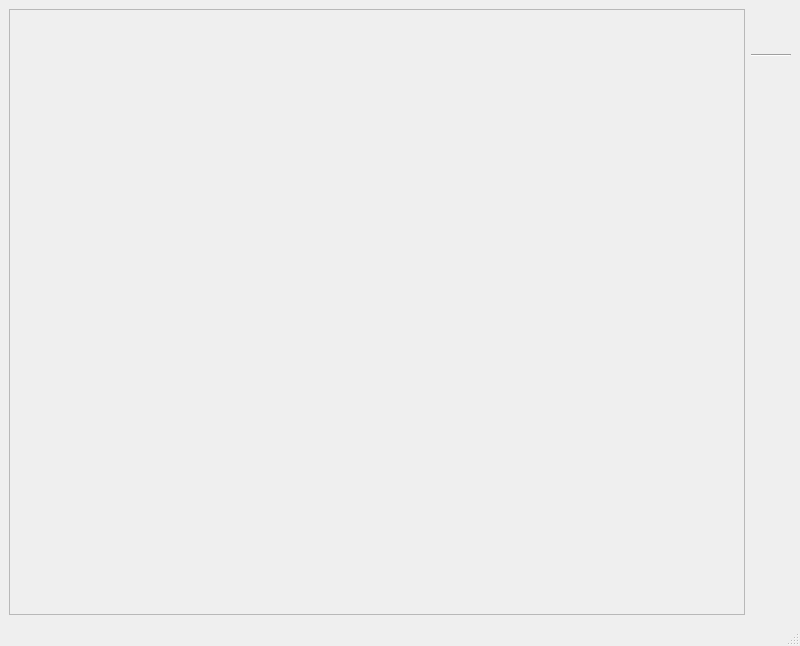
Before: the Qt Designer form dbenumerations.ui in textbrowser/biblioteq, drawn with Qt 5.
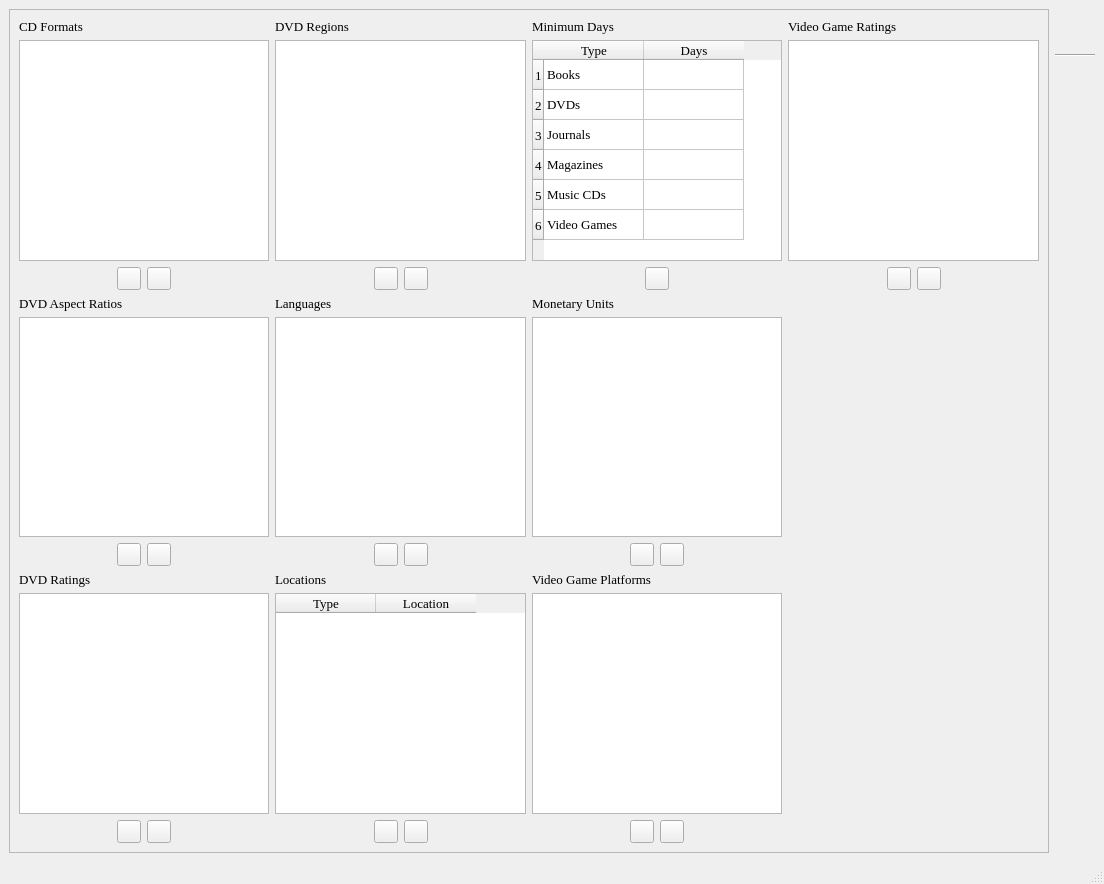
After: the same form once the commit is applied. Icons and pictures are not drawn.

What changed in the file:
```diff
--- a/dbenumerations.ui
+++ b/dbenumerations.ui
@@ -6,8 +6,8 @@
    <rect>
     <x>0</x>
     <y>0</y>
-    <width>800</width>
-    <height>646</height>
+    <width>1104</width>
+    <height>884</height>
    </rect>
   </property>
   <property name="font">
@@ -33,6 +33,852 @@
       <property name="frameShadow">
        <enum>QFrame::Raised</enum>
       </property>
+      <layout class="QGridLayout" name="gridLayout">
+       <item row="0" column="0">
+        <layout class="QVBoxLayout" name="verticalLayout_4">
+         <item>
+          <widget class="QLabel" name="label_4">
+           <property name="text">
+            <string>CD Formats</string>
+           </property>
+          </widget>
+         </item>
+         <item>
+          <widget class="QListWidget" name="cdFormatsList"/>
+         </item>
+         <item>
+          <layout class="QHBoxLayout" name="horizontalLayout_4">
+           <item>
+            <spacer name="horizontalSpacer_7">
+             <property name="orientation">
+              <enum>Qt::Horizontal</enum>
+             </property>
+             <property name="sizeHint" stdset="0">
+              <size>
+               <width>40</width>
+               <height>20</height>
+              </size>
+             </property>
+            </spacer>
+           </item>
+           <item>
+            <widget class="QToolButton" name="addCdFormat">
+             <property name="toolTip">
+              <string>Add CD Format</string>
+             </property>
+             <property name="icon">
+              <iconset>
+               <normaloff>icons.d/16x16/add.png</normaloff>icons.d/16x16/add.png</iconset>
+             </property>
+             <property name="iconSize">
+              <size>
+               <width>16</width>
+               <height>16</height>
+              </size>
+             </property>
+            </widget>
+           </item>
+           <item>
+            <widget class="QToolButton" name="removeCdFormat">
+             <property name="toolTip">
+              <string>Remove CD Format</string>
+             </property>
+             <property name="icon">
+              <iconset>
+               <normaloff>icons.d/16x16/eraser.png</normaloff>icons.d/16x16/eraser.png</iconset>
+             </property>
+             <property name="iconSize">
+              <size>
+               <width>16</width>
+               <height>16</height>
+              </size>
+             </property>
+            </widget>
+           </item>
+           <item>
+            <spacer name="horizontalSpacer_8">
+             <property name="orientation">
+              <enum>Qt::Horizontal</enum>
+             </property>
+             <property name="sizeHint" stdset="0">
+              <size>
+               <width>40</width>
+               <height>20</height>
+              </size>
+             </property>
+            </spacer>
+           </item>
+          </layout>
+         </item>
+        </layout>
+       </item>
+       <item row="0" column="1">
+        <layout class="QVBoxLayout" name="verticalLayout_13">
+         <item>
+          <widget class="QLabel" name="label_13">
+           <property name="text">
+            <string>DVD Regions</string>
+           </property>
+          </widget>
+         </item>
+         <item>
+          <widget class="QListWidget" name="dvdRegionsList"/>
+         </item>
+         <item>
+          <layout class="QHBoxLayout" name="horizontalLayout_13">
+           <item>
+            <spacer name="horizontalSpacer_25">
+             <property name="orientation">
+              <enum>Qt::Horizontal</enum>
+             </property>
+             <property name="sizeHint" stdset="0">
+              <size>
+               <width>40</width>
+               <height>20</height>
+              </size>
+             </property>
+            </spacer>
+           </item>
+           <item>
+            <widget class="QToolButton" name="addDvdRegion">
+             <property name="icon">
+              <iconset>
+               <normaloff>icons.d/16x16/add.png</normaloff>icons.d/16x16/add.png</iconset>
+             </property>
+             <property name="iconSize">
+              <size>
+               <width>16</width>
+               <height>16</height>
+              </size>
+             </property>
+            </widget>
+           </item>
+           <item>
+            <widget class="QToolButton" name="removeDvdRegion">
+             <property name="icon">
+              <iconset>
+               <normaloff>icons.d/16x16/eraser.png</normaloff>icons.d/16x16/eraser.png</iconset>
+             </property>
+             <property name="iconSize">
+              <size>
+               <width>16</width>
+               <height>16</height>
+              </size>
+             </property>
+            </widget>
+           </item>
+           <item>
+            <spacer name="horizontalSpacer_26">
+             <property name="orientation">
+              <enum>Qt::Horizontal</enum>
+             </property>
+             <property name="sizeHint" stdset="0">
+              <size>
+               <width>40</width>
+               <height>20</height>
+              </size>
+             </property>
+            </spacer>
+           </item>
+          </layout>
+         </item>
+        </layout>
+       </item>
+       <item row="0" column="2">
+        <layout class="QVBoxLayout" name="verticalLayout_14">
+         <item>
+          <widget class="QLabel" name="label_14">
+           <property name="text">
+            <string>Minimum Days</string>
+           </property>
+          </widget>
+         </item>
+         <item>
+          <widget class="QTableWidget" name="minimumDaysTable">
+           <row>
+            <property name="text">
+             <string>1</string>
+            </property>
+           </row>
+           <row>
+            <property name="text">
+             <string>2</string>
+            </property>
+           </row>
+           <row>
+            <property name="text">
+             <string>3</string>
+            </property>
+           </row>
+           <row>
+            <property name="text">
+             <string>4</string>
+            </property>
+           </row>
+           <row>
+            <property name="text">
+             <string>5</string>
+            </property>
+           </row>
+           <row>
+            <property name="text">
+             <string>6</string>
+            </property>
+           </row>
+           <column>
+            <property name="text">
+             <string>Type</string>
+            </property>
+           </column>
+           <column>
+            <property name="text">
+             <string>Days</string>
+            </property>
+           </column>
+           <item row="0" column="0">
+            <property name="text">
+             <string>Books</string>
+            </property>
+           </item>
+           <item row="0" column="1">
+            <property name="text">
+             <string/>
+            </property>
+            <property name="flags">
+             <set>ItemIsSelectable|ItemIsEditable|ItemIsDragEnabled|ItemIsUserCheckable|ItemIsEnabled</set>
+            </property>
+           </item>
+           <item row="1" column="0">
+            <property name="text">
+             <string>DVDs</string>
+            </property>
+           </item>
+           <item row="1" column="1">
+            <property name="text">
+             <string/>
+            </property>
+            <property name="flags">
+             <set>ItemIsSelectable|ItemIsEditable|ItemIsDragEnabled|ItemIsUserCheckable|ItemIsEnabled</set>
+            </property>
+           </item>
+           <item row="2" column="0">
+            <property name="text">
+             <string>Journals</string>
+            </property>
+           </item>
+           <item row="2" column="1">
+            <property name="text">
+             <string/>
+            </property>
+            <property name="flags">
+             <set>ItemIsSelectable|ItemIsEditable|ItemIsDragEnabled|ItemIsUserCheckable|ItemIsEnabled</set>
+            </property>
+           </item>
+           <item row="3" column="0">
+            <property name="text">
+             <string>Magazines</string>
+            </property>
+           </item>
+           <item row="3" column="1">
+            <property name="text">
+             <string/>
+            </property>
+            <property name="flags">
+             <set>ItemIsSelectable|ItemIsEditable|ItemIsDragEnabled|ItemIsUserCheckable|ItemIsEnabled</set>
+            </property>
+           </item>
+           <item row="4" column="0">
+            <property name="text">
+             <string>Music CDs</string>
+            </property>
+           </item>
+           <item row="4" column="1">
+            <property name="text">
+             <string/>
+            </property>
+            <property name="flags">
+             <set>ItemIsSelectable|ItemIsEditable|ItemIsDragEnabled|ItemIsUserCheckable|ItemIsEnabled</set>
+            </property>
+           </item>
+           <item row="5" column="0">
+            <property name="text">
+             <string>Video Games</string>
+            </property>
+           </item>
+           <item row="5" column="1">
+            <property name="text">
+             <string/>
+            </property>
+            <property name="flags">
+             <set>ItemIsSelectable|ItemIsEditable|ItemIsDragEnabled|ItemIsUserCheckable|ItemIsEnabled</set>
+            </property>
+           </item>
+          </widget>
+         </item>
+         <item>
+          <layout class="QHBoxLayout" name="horizontalLayout_16">
+           <item>
+            <spacer name="horizontalSpacer_31">
+             <property name="orientation">
+              <enum>Qt::Horizontal</enum>
+             </property>
+             <property name="sizeHint" stdset="0">
+              <size>
+               <width>40</width>
+               <height>20</height>
+              </size>
+             </property>
+            </spacer>
+           </item>
+           <item>
+            <widget class="QToolButton" name="toolButton">
+             <property name="iconSize">
+              <size>
+               <width>16</width>
+               <height>16</height>
+              </size>
+             </property>
+            </widget>
+           </item>
+           <item>
+            <spacer name="horizontalSpacer_32">
+             <property name="orientation">
+              <enum>Qt::Horizontal</enum>
+             </property>
+             <property name="sizeHint" stdset="0">
+              <size>
+               <width>40</width>
+               <height>20</height>
+              </size>
+             </property>
+            </spacer>
+           </item>
+          </layout>
+         </item>
+        </layout>
+       </item>
+       <item row="0" column="3">
+        <layout class="QVBoxLayout" name="verticalLayout_15">
+         <item>
+          <widget class="QLabel" name="label_15">
+           <property name="text">
+            <string>Video Game Ratings</string>
+           </property>
+          </widget>
+         </item>
+         <item>
+          <widget class="QListWidget" name="videoGameRatingsList"/>
+         </item>
+         <item>
+          <layout class="QHBoxLayout" name="horizontalLayout_14">
+           <item>
+            <spacer name="horizontalSpacer_27">
+             <property name="orientation">
+              <enum>Qt::Horizontal</enum>
+             </property>
+             <property name="sizeHint" stdset="0">
+              <size>
+               <width>40</width>
+               <height>20</height>
+              </size>
+             </property>
+            </spacer>
+           </item>
+           <item>
+            <widget class="QToolButton" name="addVideoGameRating">
+             <property name="icon">
+              <iconset>
+               <normaloff>icons.d/16x16/add.png</normaloff>icons.d/16x16/add.png</iconset>
+             </property>
+             <property name="iconSize">
+              <size>
+               <width>16</width>
+               <height>16</height>
+              </size>
+             </property>
+            </widget>
+           </item>
+           <item>
+            <widget class="QToolButton" name="removeVideoGameRating">
+             <property name="icon">
+              <iconset>
+               <normaloff>icons.d/16x16/eraser.png</normaloff>icons.d/16x16/eraser.png</iconset>
+             </property>
+             <property name="iconSize">
+              <size>
+               <width>16</width>
+               <height>16</height>
+              </size>
+             </property>
+            </widget>
+           </item>
+           <item>
+            <spacer name="horizontalSpacer_28">
+             <property name="orientation">
+              <enum>Qt::Horizontal</enum>
+             </property>
+             <property name="sizeHint" stdset="0">
+              <size>
+               <width>40</width>
+               <height>20</height>
+              </size>
+             </property>
+            </spacer>
+           </item>
+          </layout>
+         </item>
+        </layout>
+       </item>
+       <item row="1" column="0">
+        <layout class="QVBoxLayout" name="verticalLayout_5">
+         <item>
+          <widget class="QLabel" name="label_5">
+           <property name="text">
+            <string>DVD Aspect Ratios</string>
+           </property>
+          </widget>
+         </item>
+         <item>
+          <widget class="QListWidget" name="dvdAspectRatiosList"/>
+         </item>
+         <item>
+          <layout class="QHBoxLayout" name="horizontalLayout_5">
+           <item>
+            <spacer name="horizontalSpacer_9">
+             <property name="orientation">
+              <enum>Qt::Horizontal</enum>
+             </property>
+             <property name="sizeHint" stdset="0">
+              <size>
+               <width>40</width>
+               <height>20</height>
+              </size>
+             </property>
+            </spacer>
+           </item>
+           <item>
+            <widget class="QToolButton" name="addDvdAspectRatio">
+             <property name="toolTip">
+              <string>Add DVD Aspect Ratio</string>
+             </property>
+             <property name="icon">
+              <iconset>
+               <normaloff>icons.d/16x16/add.png</normaloff>icons.d/16x16/add.png</iconset>
+             </property>
+             <property name="iconSize">
+              <size>
+               <width>16</width>
+               <height>16</height>
+              </size>
+             </property>
+            </widget>
+           </item>
+           <item>
+            <widget class="QToolButton" name="removeDvdAspectRatio">
+             <property name="toolTip">
+              <string>Remove DVD Aspect Ratio</string>
+             </property>
+             <property name="icon">
+              <iconset>
+               <normaloff>icons.d/16x16/eraser.png</normaloff>icons.d/16x16/eraser.png</iconset>
+             </property>
+             <property name="iconSize">
+              <size>
+               <width>16</width>
+               <height>16</height>
+              </size>
+             </property>
+            </widget>
+           </item>
+           <item>
+            <spacer name="horizontalSpacer_10">
+             <property name="orientation">
+              <enum>Qt::Horizontal</enum>
+             </property>
+             <property name="sizeHint" stdset="0">
+              <size>
+               <width>40</width>
+               <height>20</height>
+              </size>
+             </property>
+            </spacer>
+           </item>
+          </layout>
+         </item>
+        </layout>
+       </item>
+       <item row="1" column="1">
+        <layout class="QVBoxLayout" name="verticalLayout_2">
+         <item>
+          <widget class="QLabel" name="label_2">
+           <property name="text">
+            <string>Languages</string>
+           </property>
+          </widget>
+         </item>
+         <item>
+          <widget class="QListWidget" name="languagesList"/>
+         </item>
+         <item>
+          <layout class="QHBoxLayout" name="horizontalLayout_2">
+           <item>
+            <spacer name="horizontalSpacer_3">
+             <property name="orientation">
+              <enum>Qt::Horizontal</enum>
+             </property>
+             <property name="sizeHint" stdset="0">
+              <size>
+               <width>40</width>
+               <height>20</height>
+              </size>
+             </property>
+            </spacer>
+           </item>
+           <item>
+            <widget class="QToolButton" name="addLanguage">
+             <property name="icon">
+              <iconset>
+               <normaloff>icons.d/16x16/add.png</normaloff>icons.d/16x16/add.png</iconset>
+             </property>
+             <property name="iconSize">
+              <size>
+               <width>16</width>
+               <height>16</height>
+              </size>
+             </property>
+            </widget>
+           </item>
+           <item>
+            <widget class="QToolButton" name="removeLanguage">
+             <property name="icon">
+              <iconset>
+               <normaloff>icons.d/16x16/eraser.png</normaloff>icons.d/16x16/eraser.png</iconset>
+             </property>
+             <property name="iconSize">
+              <size>
+               <width>16</width>
+               <height>16</height>
+              </size>
+             </property>
+            </widget>
+           </item>
+           <item>
+            <spacer name="horizontalSpacer_4">
+             <property name="orientation">
+              <enum>Qt::Horizontal</enum>
+             </property>
+             <property name="sizeHint" stdset="0">
+              <size>
+               <width>40</width>
+               <height>20</height>
+              </size>
+             </property>
+            </spacer>
+           </item>
+          </layout>
+         </item>
+        </layout>
+       </item>
+       <item row="1" column="2">
+        <layout class="QVBoxLayout" name="verticalLayout_3">
+         <item>
+          <widget class="QLabel" name="label_3">
+           <property name="text">
+            <string>Monetary Units</string>
+           </property>
+          </widget>
+         </item>
+         <item>
+          <widget class="QListWidget" name="monetaryUnitsList"/>
+         </item>
+         <item>
+          <layout class="QHBoxLayout" name="horizontalLayout_3">
+           <item>
+            <spacer name="horizontalSpacer_5">
+             <property name="orientation">
+              <enum>Qt::Horizontal</enum>
+             </property>
+             <property name="sizeHint" stdset="0">
+              <size>
+               <width>40</width>
+               <height>20</height>
+              </size>
+             </property>
+            </spacer>
+           </item>
+           <item>
+            <widget class="QToolButton" name="addMonetaryUnit">
+             <property name="icon">
+              <iconset>
+               <normaloff>icons.d/16x16/add.png</normaloff>icons.d/16x16/add.png</iconset>
+             </property>
+             <property name="iconSize">
+              <size>
+               <width>16</width>
+               <height>16</height>
+              </size>
+             </property>
+            </widget>
+           </item>
+           <item>
+            <widget class="QToolButton" name="removeMonetaryUnit">
+             <property name="icon">
+              <iconset>
+               <normaloff>icons.d/16x16/eraser.png</normaloff>icons.d/16x16/eraser.png</iconset>
+             </property>
+             <property name="iconSize">
+              <size>
+               <width>16</width>
+               <height>16</height>
+              </size>
+             </property>
+            </widget>
+           </item>
+           <item>
+            <spacer name="horizontalSpacer_6">
+             <property name="orientation">
+              <enum>Qt::Horizontal</enum>
+             </property>
+             <property name="sizeHint" stdset="0">
+              <size>
+               <width>40</width>
+               <height>20</height>
+              </size>
+             </property>
+            </spacer>
+           </item>
+          </layout>
+         </item>
+        </layout>
+       </item>
+       <item row="2" column="0">
+        <layout class="QVBoxLayout" name="verticalLayout_6">
+         <item>
+          <widget class="QLabel" name="label_6">
+           <property name="text">
+            <string>DVD Ratings</string>
+           </property>
+          </widget>
+         </item>
+         <item>
+          <widget class="QListWidget" name="dvdRatingsList"/>
+         </item>
+         <item>
+          <layout class="QHBoxLayout" name="horizontalLayout_6">
+           <item>
+            <spacer name="horizontalSpacer_11">
+             <property name="orientation">
+              <enum>Qt::Horizontal</enum>
+             </property>
+             <property name="sizeHint" stdset="0">
+              <size>
+               <width>40</width>
+               <height>20</height>
+              </size>
+             </property>
+            </spacer>
+           </item>
+           <item>
+            <widget class="QToolButton" name="addDvdRating">
+             <property name="icon">
+              <iconset>
+               <normaloff>icons.d/16x16/add.png</normaloff>icons.d/16x16/add.png</iconset>
+             </property>
+             <property name="iconSize">
+              <size>
+               <width>16</width>
+               <height>16</height>
+              </size>
+             </property>
+            </widget>
+           </item>
+           <item>
+            <widget class="QToolButton" name="removeDvdRating">
+             <property name="icon">
+              <iconset>
+               <normaloff>icons.d/16x16/eraser.png</normaloff>icons.d/16x16/eraser.png</iconset>
+             </property>
+             <property name="iconSize">
+              <size>
+               <width>16</width>
+               <height>16</height>
+              </size>
+             </property>
+            </widget>
+           </item>
+           <item>
+            <spacer name="horizontalSpacer_12">
+             <property name="orientation">
+              <enum>Qt::Horizontal</enum>
+             </property>
+             <property name="sizeHint" stdset="0">
+              <size>
+               <width>40</width>
+               <height>20</height>
+              </size>
+             </property>
+            </spacer>
+           </item>
+          </layout>
+         </item>
+        </layout>
+       </item>
+       <item row="2" column="1">
+        <layout class="QVBoxLayout" name="verticalLayout">
+         <item>
+          <widget class="QLabel" name="label">
+           <property name="text">
+            <string>Locations</string>
+           </property>
+          </widget>
+         </item>
+         <item>
+          <widget class="QTableWidget" name="locationsTable">
+           <column>
+            <property name="text">
+             <string>Type</string>
+            </property>
+           </column>
+           <column>
+            <property name="text">
+             <string>Location</string>
+            </property>
+           </column>
+          </widget>
+         </item>
+         <item>
+          <layout class="QHBoxLayout" name="horizontalLayout">
+           <item>
+            <spacer name="horizontalSpacer">
+             <property name="orientation">
+              <enum>Qt::Horizontal</enum>
+             </property>
+             <property name="sizeHint" stdset="0">
+              <size>
+               <width>40</width>
+               <height>20</height>
+              </size>
+             </property>
+            </spacer>
+           </item>
+           <item>
+            <widget class="QToolButton" name="addLocation">
+             <property name="icon">
+              <iconset>
+               <normaloff>icons.d/16x16/add.png</normaloff>icons.d/16x16/add.png</iconset>
+             </property>
+             <property name="iconSize">
+              <size>
+               <width>16</width>
+               <height>16</height>
+              </size>
+             </property>
+            </widget>
+           </item>
+           <item>
+            <widget class="QToolButton" name="removeLocation">
+             <property name="icon">
+              <iconset>
+               <normaloff>icons.d/16x16/eraser.png</normaloff>icons.d/16x16/eraser.png</iconset>
+             </property>
+             <property name="iconSize">
+              <size>
+               <width>16</width>
+               <height>16</height>
+              </size>
+             </property>
+            </widget>
+           </item>
+           <item>
+            <spacer name="horizontalSpacer_2">
+             <property name="orientation">
+              <enum>Qt::Horizontal</enum>
+             </property>
+             <property name="sizeHint" stdset="0">
+              <size>
+               <width>40</width>
+               <height>20</height>
+              </size>
+             </property>
+            </spacer>
+           </item>
+          </layout>
+         </item>
+        </layout>
+       </item>
+       <item row="2" column="2">
+        <layout class="QVBoxLayout" name="verticalLayout_16">
+         <item>
+          <widget class="QLabel" name="label_16">
+           <property name="text">
+            <string>Video Game Platforms</string>
+           </property>
+          </widget>
+         </item>
+         <item>
+          <widget class="QListWidget" name="videoGamePlatformsList"/>
+         </item>
+         <item>
+          <layout class="QHBoxLayout" name="horizontalLayout_15">
+           <item>
+            <spacer name="horizontalSpacer_29">
+             <property name="orientation">
+              <enum>Qt::Horizontal</enum>
+             </property>
+             <property name="sizeHint" stdset="0">
+              <size>
+               <width>40</width>
+               <height>20</height>
+              </size>
+             </property>
+            </spacer>
+           </item>
+           <item>
+            <widget class="QToolButton" name="addVideoGamePlatform">
+             <property name="icon">
+              <iconset>
+               <normaloff>icons.d/16x16/add.png</normaloff>icons.d/16x16/add.png</iconset>
+             </property>
+             <property name="iconSize">
+              <size>
+               <width>16</width>
+               <height>16</height>
+              </size>
+             </property>
+            </widget>
+           </item>
+           <item>
+            <widget class="QToolButton" name="removeVideoGamePlatform">
+             <property name="icon">
+              <iconset>
+               <normaloff>icons.d/16x16/eraser.png</normaloff>icons.d/16x16/eraser.png</iconset>
+             </property>
+             <property name="iconSize">
+              <size>
+               <width>16</width>
+               <height>16</height>
+              </size>
+             </property>
+            </widget>
+           </item>
+           <item>
+            <spacer name="horizontalSpacer_30">
+             <property name="orientation">
+              <enum>Qt::Horizontal</enum>
+             </property>
+             <property name="sizeHint" stdset="0">
+              <size>
+               <width>40</width>
+               <height>20</height>
+              </size>
+             </property>
+            </spacer>
+           </item>
+          </layout>
+         </item>
+        </layout>
+       </item>
+      </layout>
      </widget>
     </item>
     <item>
```
Left out of the diff: 29 changed lines with no effect on the pictures.
